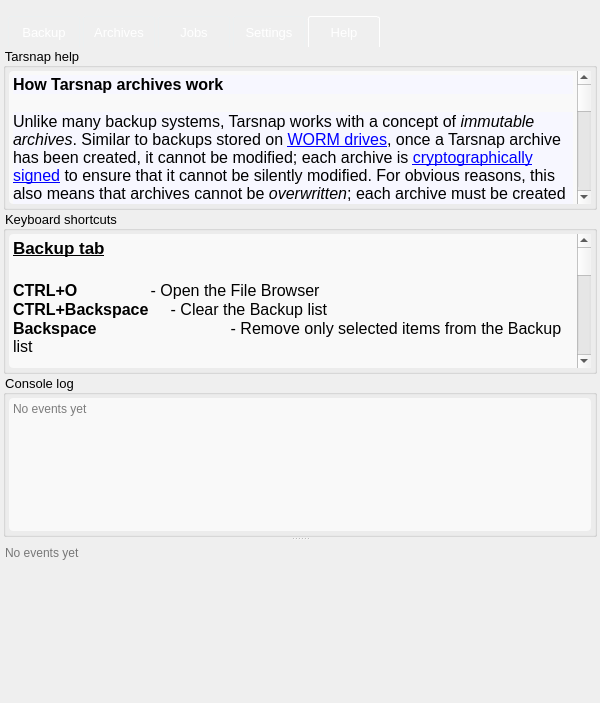
Above: forms/mainwindow.ui from Tarsnap/tarsnap-gui before the change. Below: the same form after it.
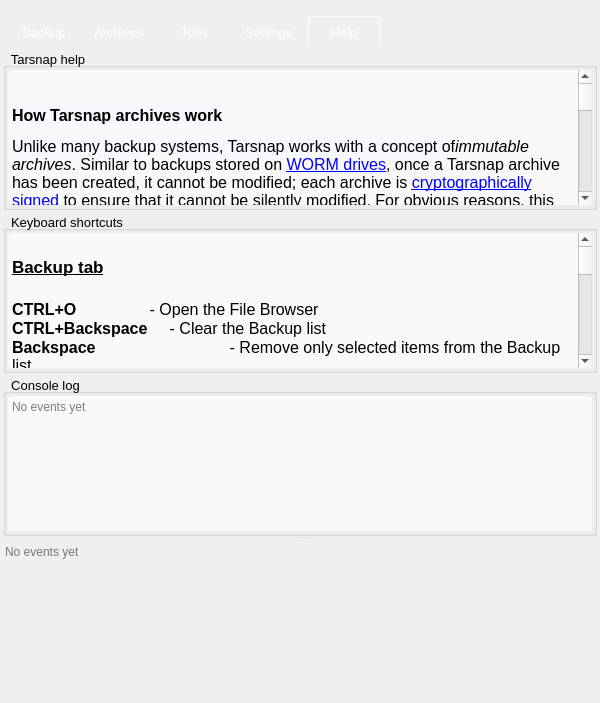
That is the form after the change. The open tabs and pages were chosen to show the change. Icons and pictures are not drawn. Custom widgets are drawn as their Qt base class.

The edit to the form file:
```diff
--- a/forms/mainwindow.ui
+++ b/forms/mainwindow.ui
@@ -1664,6 +1664,10 @@
           <property name="styleSheet">
            <string notr="true">#helpTab QGroupBox {
 font-size: 13px;
+}
+#helpTab  QGroupBox::title {
+background: transparent;
+margin: 5px 0px 0px 6px;
 }</string>
           </property>
           <attribute name="title">
@@ -1703,16 +1707,16 @@
              </property>
              <layout class="QVBoxLayout" name="verticalLayout_7">
               <property name="leftMargin">
-               <number>3</number>
+               <number>2</number>
               </property>
               <property name="topMargin">
-               <number>3</number>
+               <number>2</number>
               </property>
               <property name="rightMargin">
-               <number>3</number>
+               <number>2</number>
               </property>
               <property name="bottomMargin">
-               <number>3</number>
+               <number>2</number>
               </property>
               <item>
                <widget class="QTextBrowser" name="helpTextBrowser">
@@ -1730,13 +1734,14 @@
 &lt;html&gt;&lt;head&gt;&lt;meta name=&quot;qrichtext&quot; content=&quot;1&quot; /&gt;&lt;style type=&quot;text/css&quot;&gt;
 p, li { white-space: pre-wrap; }
 &lt;/style&gt;&lt;/head&gt;&lt;body style=&quot; font-family:'.Helvetica Neue DeskInterface'; font-size:13pt; font-weight:400; font-style:normal;&quot;&gt;
-&lt;p style=&quot; margin-top:18px; margin-bottom:18px; margin-left:0px; margin-right:0px; -qt-block-indent:0; text-indent:0px; background-color:#f7f7ff;&quot;&gt;&lt;span style=&quot; font-family:'Droid Sans,sans-serif'; font-size:12pt; font-weight:600; color:#000000; background-color:#f7f7ff;&quot;&gt;How Tarsnap archives work&lt;/span&gt;&lt;/p&gt;
-&lt;p style=&quot; margin-top:12px; margin-bottom:12px; margin-left:0px; margin-right:0px; -qt-block-indent:0; text-indent:0px; background-color:#f7f7ff;&quot;&gt;&lt;span style=&quot; font-family:'Droid Sans,sans-serif'; font-size:12pt; color:#000000; background-color:#f7f7ff;&quot;&gt;Unlike many backup systems, Tarsnap works with a concept of&lt;/span&gt;&lt;span style=&quot; font-family:'Droid Sans,sans-serif'; font-size:12pt; color:#000000;&quot;&gt; &lt;/span&gt;&lt;span style=&quot; font-family:'Droid Sans,sans-serif'; font-size:12pt; font-style:italic; color:#000000;&quot;&gt;immutable archives&lt;/span&gt;&lt;span style=&quot; font-family:'Droid Sans,sans-serif'; font-size:12pt; color:#000000;&quot;&gt;. Similar to backups stored on &lt;/span&gt;&lt;a href=&quot;http://en.wikipedia.org/wiki/Write_once_read_many&quot;&gt;&lt;span style=&quot; font-family:'Droid Sans,sans-serif'; font-size:12pt; text-decoration: underline; color:#0000ff;&quot;&gt;WORM drives&lt;/span&gt;&lt;/a&gt;&lt;span style=&quot; font-family:'Droid Sans,sans-serif'; font-size:12pt; color:#000000;&quot;&gt;, once a Tarsnap archive has been created, it cannot be modified; each archive is &lt;/span&gt;&lt;a href=&quot;https://www.tarsnap.com/crypto.html&quot;&gt;&lt;span style=&quot; font-family:'Droid Sans,sans-serif'; font-size:12pt; text-decoration: underline; color:#0000ff;&quot;&gt;cryptographically signed&lt;/span&gt;&lt;/a&gt;&lt;span style=&quot; font-family:'Droid Sans,sans-serif'; font-size:12pt; color:#000000;&quot;&gt; to ensure that it cannot be silently modified. For obvious reasons, this also means that archives cannot be &lt;/span&gt;&lt;span style=&quot; font-family:'Droid Sans,sans-serif'; font-size:12pt; font-style:italic; color:#000000;&quot;&gt;overwritten&lt;/span&gt;&lt;span style=&quot; font-family:'Droid Sans,sans-serif'; font-size:12pt; color:#000000;&quot;&gt;; each archive must be created with a new name.&lt;/span&gt;&lt;/p&gt;
-&lt;p style=&quot; margin-top:12px; margin-bottom:12px; margin-left:0px; margin-right:0px; -qt-block-indent:0; text-indent:0px; background-color:#f7f7ff;&quot;&gt;&lt;span style=&quot; font-family:'Droid Sans,sans-serif'; font-size:12pt; color:#000000; background-color:#f7f7ff;&quot;&gt;Tarsnap also makes creating new archives very fast: Because Tarsnap&lt;/span&gt;&lt;span style=&quot; font-family:'Droid Sans,sans-serif'; font-size:12pt; color:#000000;&quot;&gt; &lt;/span&gt;&lt;a href=&quot;https://www.tarsnap.com/efficiency.html&quot;&gt;&lt;span style=&quot; font-family:'Droid Sans,sans-serif'; font-size:12pt; text-decoration: underline; color:#0000ff;&quot;&gt;deduplicates&lt;/span&gt;&lt;/a&gt;&lt;span style=&quot; font-family:'Droid Sans,sans-serif'; font-size:12pt; color:#000000;&quot;&gt; archives against data stored in previous archives, if you have an archive already stored with a previous version of the data you're placing into a new archive, Tarsnap will automatically recognize the duplicated data and only upload the new blocks. Similarly, when you delete an archive, Tarsnap figures out which data was &lt;/span&gt;&lt;span style=&quot; font-family:'Droid Sans,sans-serif'; font-size:12pt; font-style:italic; color:#000000;&quot;&gt;only&lt;/span&gt;&lt;span style=&quot; font-family:'Droid Sans,sans-serif'; font-size:12pt; color:#000000;&quot;&gt; in that archive, and deletes it, while leaving behind any data which is still needed by other archives.&lt;/span&gt;&lt;/p&gt;
-&lt;p style=&quot; margin-top:12px; margin-bottom:12px; margin-left:0px; margin-right:0px; -qt-block-indent:0; text-indent:0px; background-color:#f7f7ff;&quot;&gt;&lt;span style=&quot; font-family:'Droid Sans,sans-serif'; font-size:12pt; color:#000000; background-color:#f7f7ff;&quot;&gt;In short, to use Tarsnap you should start by forgetting everything you know about managing backups. If you want a backup of your data every day, then just ask Tarsnap to create a backup of your data every day.&lt;/span&gt;&lt;/p&gt;
-&lt;p style=&quot; margin-top:37px; margin-bottom:18px; margin-left:0px; margin-right:0px; -qt-block-indent:0; text-indent:0px; background-color:#f7f7ff;&quot;&gt;&lt;span style=&quot; font-family:'Droid Sans,sans-serif'; font-size:12pt; font-weight:600; color:#000000; background-color:#f7f7ff;&quot;&gt;Tarsnap cache directory&lt;/span&gt;&lt;/p&gt;
-&lt;p style=&quot; margin-top:12px; margin-bottom:12px; margin-left:0px; margin-right:0px; -qt-block-indent:0; text-indent:0px; background-color:#f7f7ff;&quot;&gt;&lt;span style=&quot; font-family:'Droid Sans,sans-serif'; font-size:12pt; color:#000000; background-color:#f7f7ff;&quot;&gt;The&lt;/span&gt;&lt;span style=&quot; font-family:'Droid Sans,sans-serif'; font-size:12pt; color:#000000;&quot;&gt; &lt;/span&gt;&lt;span style=&quot; font-family:'Courier New,courier'; font-size:12pt; color:#000000;&quot;&gt;tarsnap -c&lt;/span&gt;&lt;span style=&quot; font-family:'Droid Sans,sans-serif'; font-size:12pt; color:#000000;&quot;&gt; and &lt;/span&gt;&lt;span style=&quot; font-family:'Courier New,courier'; font-size:12pt; color:#000000;&quot;&gt;tarsnap -d&lt;/span&gt;&lt;span style=&quot; font-family:'Droid Sans,sans-serif'; font-size:12pt; color:#000000;&quot;&gt; (archive creating and deleting) operations use a &amp;quot;cache directory&amp;quot; which allows Tarsnap to identify which blocks of data have been previously stored; this directory is specified via the &lt;/span&gt;&lt;span style=&quot; font-family:'Courier New,courier'; font-size:12pt; color:#000000;&quot;&gt;cachedir&lt;/span&gt;&lt;span style=&quot; font-family:'Droid Sans,sans-serif'; font-size:12pt; color:#000000;&quot;&gt; directive in the Tarsnap configuration file or via the &lt;/span&gt;&lt;span style=&quot; font-family:'Courier New,courier'; font-size:12pt; color:#000000;&quot;&gt;--cachedir&lt;/span&gt;&lt;span style=&quot; font-family:'Droid Sans,sans-serif'; font-size:12pt; color:#000000;&quot;&gt; option to Tarsnap. If the cache directory is lost or out of date, the &lt;/span&gt;&lt;span style=&quot; font-family:'Courier New,courier'; font-size:12pt; color:#000000;&quot;&gt;tarsnap -c&lt;/span&gt;&lt;span style=&quot; font-family:'Droid Sans,sans-serif'; font-size:12pt; color:#000000;&quot;&gt; and &lt;/span&gt;&lt;span style=&quot; font-family:'Courier New,courier'; font-size:12pt; color:#000000;&quot;&gt;tarsnap -d&lt;/span&gt;&lt;span style=&quot; font-family:'Droid Sans,sans-serif'; font-size:12pt; color:#000000;&quot;&gt; operations will exit with an error message instructing you to run &lt;/span&gt;&lt;span style=&quot; font-family:'Courier New,courier'; font-size:12pt; color:#000000;&quot;&gt;tarsnap --fsck&lt;/span&gt;&lt;span style=&quot; font-family:'Droid Sans,sans-serif'; font-size:12pt; color:#000000;&quot;&gt; to regenerate the cache directory.&lt;/span&gt;&lt;/p&gt;
-&lt;p style=&quot; margin-top:12px; margin-bottom:12px; margin-left:0px; margin-right:0px; -qt-block-indent:0; text-indent:0px; background-color:#f7f7ff;&quot;&gt;&lt;span style=&quot; font-family:'Droid Sans,sans-serif'; font-size:12pt; color:#000000;&quot;&gt;More help at &lt;/span&gt;&lt;a href=&quot;http://www.tarsnap.com/gettingstarted.html&quot;&gt;&lt;span style=&quot; font-size:12pt; text-decoration: underline; color:#0000ff;&quot;&gt;http://www.tarsnap.com/gettingstarted.html&lt;/span&gt;&lt;/a&gt;&lt;/p&gt;&lt;/body&gt;&lt;/html&gt;</string>
+&lt;p style=&quot;-qt-paragraph-type:empty; margin-top:12px; margin-bottom:12px; margin-left:0px; margin-right:0px; -qt-block-indent:0; text-indent:0px;&quot;&gt;&lt;br /&gt;&lt;/p&gt;
+&lt;p style=&quot; margin-top:12px; margin-bottom:12px; margin-left:0px; margin-right:0px; -qt-block-indent:0; text-indent:0px;&quot;&gt;&lt;span style=&quot; font-family:'Droid Sans,sans-serif'; font-size:12pt; font-weight:600; color:#000000; background-color:#f7f7ff;&quot;&gt;How Tarsnap archives work&lt;/span&gt;&lt;/p&gt;
+&lt;p style=&quot; margin-top:12px; margin-bottom:12px; margin-left:0px; margin-right:0px; -qt-block-indent:0; text-indent:0px;&quot;&gt;&lt;span style=&quot; font-family:'Droid Sans,sans-serif'; font-size:12pt; color:#000000; background-color:#f7f7ff;&quot;&gt;Unlike many backup systems, Tarsnap works with a concept of&lt;/span&gt;&lt;span style=&quot; font-family:'Droid Sans,sans-serif'; font-size:12pt; font-style:italic; color:#000000;&quot;&gt;immutable archives&lt;/span&gt;&lt;span style=&quot; font-family:'Droid Sans,sans-serif'; font-size:12pt; color:#000000;&quot;&gt;. Similar to backups stored on &lt;/span&gt;&lt;a href=&quot;http://en.wikipedia.org/wiki/Write_once_read_many&quot;&gt;&lt;span style=&quot; font-family:'Droid Sans,sans-serif'; font-size:12pt; text-decoration: underline; color:#0000ff;&quot;&gt;WORM drives&lt;/span&gt;&lt;/a&gt;&lt;span style=&quot; font-family:'Droid Sans,sans-serif'; font-size:12pt; color:#000000;&quot;&gt;, once a Tarsnap archive has been created, it cannot be modified; each archive is &lt;/span&gt;&lt;a href=&quot;https://www.tarsnap.com/crypto.html&quot;&gt;&lt;span style=&quot; font-family:'Droid Sans,sans-serif'; font-size:12pt; text-decoration: underline; color:#0000ff;&quot;&gt;cryptographically signed&lt;/span&gt;&lt;/a&gt;&lt;span style=&quot; font-family:'Droid Sans,sans-serif'; font-size:12pt; color:#000000;&quot;&gt; to ensure that it cannot be silently modified. For obvious reasons, this also means that archives cannot be &lt;/span&gt;&lt;span style=&quot; font-family:'Droid Sans,sans-serif'; font-size:12pt; font-style:italic; color:#000000;&quot;&gt;overwritten&lt;/span&gt;&lt;span style=&quot; font-family:'Droid Sans,sans-serif'; font-size:12pt; color:#000000;&quot;&gt;; each archive must be created with a new name.&lt;/span&gt;&lt;/p&gt;
+&lt;p style=&quot; margin-top:12px; margin-bottom:12px; margin-left:0px; margin-right:0px; -qt-block-indent:0; text-indent:0px;&quot;&gt;&lt;span style=&quot; font-family:'Droid Sans,sans-serif'; font-size:12pt; color:#000000; background-color:#f7f7ff;&quot;&gt;Tarsnap also makes creating new archives very fast: Because Tarsnap&lt;/span&gt;&lt;a href=&quot;https://www.tarsnap.com/efficiency.html&quot;&gt;&lt;span style=&quot; font-family:'Droid Sans,sans-serif'; font-size:12pt; text-decoration: underline; color:#0000ff;&quot;&gt;deduplicates&lt;/span&gt;&lt;/a&gt;&lt;span style=&quot; font-family:'Droid Sans,sans-serif'; font-size:12pt; color:#000000;&quot;&gt; archives against data stored in previous archives, if you have an archive already stored with a previous version of the data you're placing into a new archive, Tarsnap will automatically recognize the duplicated data and only upload the new blocks. Similarly, when you delete an archive, Tarsnap figures out which data was &lt;/span&gt;&lt;span style=&quot; font-family:'Droid Sans,sans-serif'; font-size:12pt; font-style:italic; color:#000000;&quot;&gt;only&lt;/span&gt;&lt;span style=&quot; font-family:'Droid Sans,sans-serif'; font-size:12pt; color:#000000;&quot;&gt; in that archive, and deletes it, while leaving behind any data which is still needed by other archives.&lt;/span&gt;&lt;/p&gt;
+&lt;p style=&quot; margin-top:12px; margin-bottom:12px; margin-left:0px; margin-right:0px; -qt-block-indent:0; text-indent:0px;&quot;&gt;&lt;span style=&quot; font-family:'Droid Sans,sans-serif'; font-size:12pt; color:#000000; background-color:#f7f7ff;&quot;&gt;In short, to use Tarsnap you should start by forgetting everything you know about managing backups. If you want a backup of your data every day, then just ask Tarsnap to create a backup of your data every day.&lt;/span&gt;&lt;/p&gt;
+&lt;p style=&quot; margin-top:12px; margin-bottom:12px; margin-left:0px; margin-right:0px; -qt-block-indent:0; text-indent:0px;&quot;&gt;&lt;span style=&quot; font-family:'Droid Sans,sans-serif'; font-size:12pt; font-weight:600; color:#000000; background-color:#f7f7ff;&quot;&gt;Tarsnap cache directory&lt;/span&gt;&lt;/p&gt;
+&lt;p style=&quot; margin-top:12px; margin-bottom:12px; margin-left:0px; margin-right:0px; -qt-block-indent:0; text-indent:0px;&quot;&gt;&lt;span style=&quot; font-family:'Droid Sans,sans-serif'; font-size:12pt; color:#000000; background-color:#f7f7ff;&quot;&gt;The&lt;/span&gt;&lt;span style=&quot; font-family:'Courier New,courier'; font-size:12pt; color:#000000;&quot;&gt;tarsnap -c&lt;/span&gt;&lt;span style=&quot; font-family:'Droid Sans,sans-serif'; font-size:12pt; color:#000000;&quot;&gt; and &lt;/span&gt;&lt;span style=&quot; font-family:'Courier New,courier'; font-size:12pt; color:#000000;&quot;&gt;tarsnap -d&lt;/span&gt;&lt;span style=&quot; font-family:'Droid Sans,sans-serif'; font-size:12pt; color:#000000;&quot;&gt; (archive creating and deleting) operations use a &amp;quot;cache directory&amp;quot; which allows Tarsnap to identify which blocks of data have been previously stored; this directory is specified via the &lt;/span&gt;&lt;span style=&quot; font-family:'Courier New,courier'; font-size:12pt; color:#000000;&quot;&gt;cachedir&lt;/span&gt;&lt;span style=&quot; font-family:'Droid Sans,sans-serif'; font-size:12pt; color:#000000;&quot;&gt; directive in the Tarsnap configuration file or via the &lt;/span&gt;&lt;span style=&quot; font-family:'Courier New,courier'; font-size:12pt; color:#000000;&quot;&gt;--cachedir&lt;/span&gt;&lt;span style=&quot; font-family:'Droid Sans,sans-serif'; font-size:12pt; color:#000000;&quot;&gt; option to Tarsnap. If the cache directory is lost or out of date, the &lt;/span&gt;&lt;span style=&quot; font-family:'Courier New,courier'; font-size:12pt; color:#000000;&quot;&gt;tarsnap -c&lt;/span&gt;&lt;span style=&quot; font-family:'Droid Sans,sans-serif'; font-size:12pt; color:#000000;&quot;&gt; and &lt;/span&gt;&lt;span style=&quot; font-family:'Courier New,courier'; font-size:12pt; color:#000000;&quot;&gt;tarsnap -d&lt;/span&gt;&lt;span style=&quot; font-family:'Droid Sans,sans-serif'; font-size:12pt; color:#000000;&quot;&gt; operations will exit with an error message instructing you to run &lt;/span&gt;&lt;span style=&quot; font-family:'Courier New,courier'; font-size:12pt; color:#000000;&quot;&gt;tarsnap --fsck&lt;/span&gt;&lt;span style=&quot; font-family:'Droid Sans,sans-serif'; font-size:12pt; color:#000000;&quot;&gt; to regenerate the cache directory.&lt;/span&gt;&lt;/p&gt;
+&lt;p style=&quot; margin-top:12px; margin-bottom:12px; margin-left:0px; margin-right:0px; -qt-block-indent:0; text-indent:0px;&quot;&gt;&lt;span style=&quot; font-family:'Droid Sans,sans-serif'; font-size:12pt; color:#000000;&quot;&gt;More help at &lt;/span&gt;&lt;a href=&quot;http://www.tarsnap.com/gettingstarted.html&quot;&gt;&lt;span style=&quot; font-size:12pt; text-decoration: underline; color:#0000ff;&quot;&gt;http://www.tarsnap.com/gettingstarted.html&lt;/span&gt;&lt;/a&gt;&lt;/p&gt;&lt;/body&gt;&lt;/html&gt;</string>
                 </property>
                 <property name="openExternalLinks">
                  <bool>true</bool>
@@ -1753,16 +1758,16 @@
              </property>
              <layout class="QVBoxLayout" name="verticalLayout_20">
               <property name="leftMargin">
-               <number>3</number>
+               <number>2</number>
               </property>
               <property name="topMargin">
-               <number>3</number>
+               <number>2</number>
               </property>
               <property name="rightMargin">
-               <number>3</number>
+               <number>2</number>
               </property>
               <property name="bottomMargin">
-               <number>3</number>
+               <number>2</number>
               </property>
               <item>
                <widget class="QTextBrowser" name="keyboardShortcutsTextBrowser_5">
@@ -1780,6 +1785,7 @@
 &lt;html&gt;&lt;head&gt;&lt;meta name=&quot;qrichtext&quot; content=&quot;1&quot; /&gt;&lt;style type=&quot;text/css&quot;&gt;
 p, li { white-space: pre-wrap; }
 &lt;/style&gt;&lt;/head&gt;&lt;body style=&quot; font-family:'.Helvetica Neue DeskInterface'; font-size:13pt; font-weight:400; font-style:normal;&quot;&gt;
+&lt;p style=&quot;-qt-paragraph-type:empty; margin-top:0px; margin-bottom:0px; margin-left:0px; margin-right:0px; -qt-block-indent:0; text-indent:0px;&quot;&gt;&lt;br /&gt;&lt;/p&gt;
 &lt;p style=&quot; margin-top:0px; margin-bottom:0px; margin-left:0px; margin-right:0px; -qt-block-indent:0; text-indent:0px;&quot;&gt;&lt;span style=&quot; font-weight:600; text-decoration: underline;&quot;&gt;Backup tab&lt;/span&gt;&lt;/p&gt;
 &lt;p style=&quot;-qt-paragraph-type:empty; margin-top:0px; margin-bottom:0px; margin-left:0px; margin-right:0px; -qt-block-indent:0; text-indent:0px; font-size:14pt; font-weight:600; text-decoration: underline;&quot;&gt;&lt;br /&gt;&lt;/p&gt;
 &lt;p style=&quot; margin-top:0px; margin-bottom:0px; margin-left:0px; margin-right:0px; -qt-block-indent:0; text-indent:0px;&quot;&gt;&lt;span style=&quot; font-size:12pt; font-weight:600;&quot;&gt;CTRL+O&lt;/span&gt;&lt;span style=&quot; font-size:12pt;&quot;&gt; 	             - Open the File Browser&lt;/span&gt;&lt;/p&gt;
@@ -1826,16 +1832,16 @@
              </property>
              <layout class="QVBoxLayout" name="verticalLayout_8">
               <property name="leftMargin">
-               <number>3</number>
+               <number>2</number>
               </property>
               <property name="topMargin">
-               <number>3</number>
+               <number>2</number>
               </property>
               <property name="rightMargin">
-               <number>3</number>
+               <number>2</number>
               </property>
               <property name="bottomMargin">
-               <number>3</number>
+               <number>2</number>
               </property>
               <item>
                <widget class="QPlainTextEdit" name="consoleLogPlainTextEdit">
@@ -1849,6 +1855,9 @@
                 <property name="frameShape">
                  <enum>QFrame::NoFrame</enum>
                 </property>
+                <property name="readOnly">
+                 <bool>true</bool>
+                </property>
                 <property name="placeholderText">
                  <string>No events yet</string>
                 </property>
```
